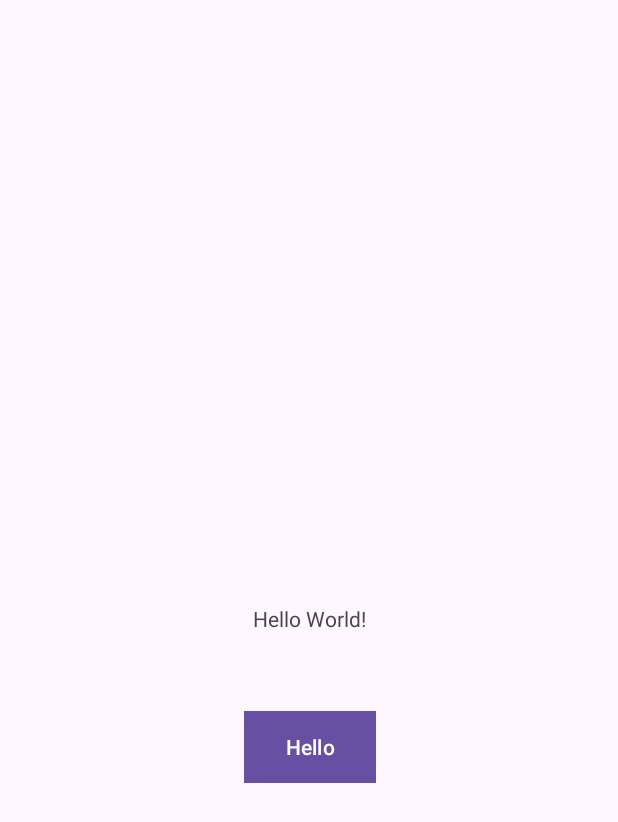
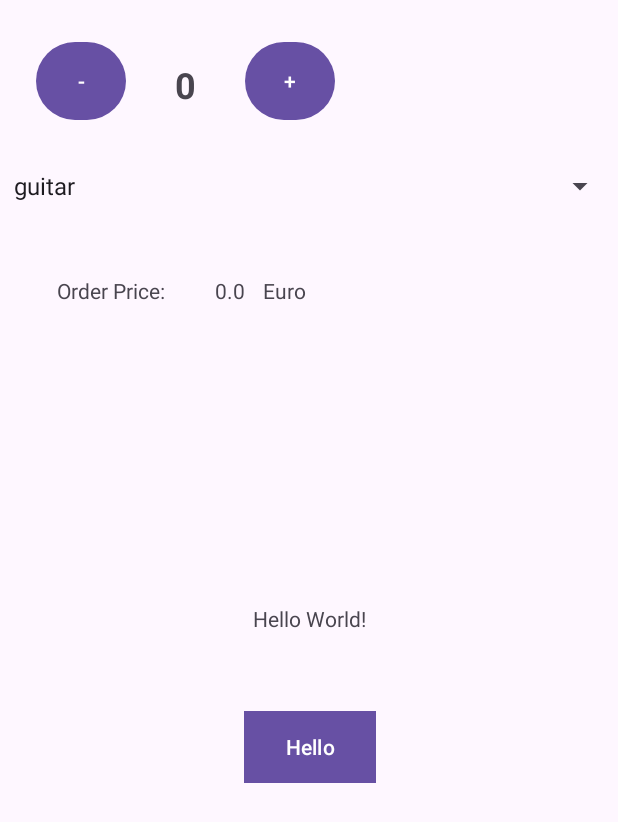
Before and after one commit to Evgenij-Pavlenko/Course, an Android app: the screen it shows after launch (MainActivity), on a phone screen of 412 x 824 dp. Shown: the top 822 px of the screen. Run offline under Robolectric (Android 15) with nearby library versions, the light colour scheme and no system bars.

Commit message:
add Spinner and Order Price

```diff
--- a/Android/MyApp/app/src/main/java/com/jevgenij/myapp/MainActivity.java
+++ b/Android/MyApp/app/src/main/java/com/jevgenij/myapp/MainActivity.java
@@ -6,26 +6,105 @@ import androidx.core.content.ContextCompat;
 import android.graphics.Color;
 import android.os.Bundle;
 import android.view.View;
+import android.widget.AdapterView;
+import android.widget.ArrayAdapter;
+import android.widget.Spinner;
 import android.widget.TextView;
 
-public class MainActivity extends AppCompatActivity {
+import java.util.ArrayList;
+import java.util.HashMap;
+
+public class MainActivity extends AppCompatActivity implements AdapterView.OnItemSelectedListener {
+
+    TextView count;
+    TextView priceTextView;
+    int quantity;
+    String text = "Hello Java!";
+
+    Spinner spiner;
+    ArrayList spinnerArrayList;
+    ArrayAdapter spinerAdapter;
+
+    HashMap goodsMap;
+
+    String goodsName;
+    double price;
 
     @Override
     protected void onCreate(Bundle savedInstanceState) {
         super.onCreate(savedInstanceState);
         setContentView(R.layout.activity_main);
+        spiner = findViewById(R.id.spinner);
+        spiner.setOnItemSelectedListener(this);
+        count = findViewById(R.id.tv_count);
+        priceTextView = findViewById(R.id.price);
+
+        spinnerArrayList = new ArrayList<String>();
+
+        spinnerArrayList.add("guitar");
+        spinnerArrayList.add("drums");
+        spinnerArrayList.add("keyboard");
+
+        //first Variante
+        spinerAdapter = new ArrayAdapter(this, android.R.layout.simple_spinner_item, spinnerArrayList);
+
+        //Second Variante
+//        spinerAdapter = ArrayAdapter.createFromResource(
+//                this,
+//                R.array.planets_array,
+//                android.R.layout.simple_spinner_item
+//        );
+
+        spinerAdapter.setDropDownViewResource(android.R.layout.simple_spinner_dropdown_item);
+        spiner.setAdapter(spinerAdapter);
+        goodsMap = new HashMap<String, Double>();
+        goodsMap.put("guitar", 500.00);
+        goodsMap.put("drums", 1500.00);
+        goodsMap.put("keyboard", 1000.00);
+
+
     }
-    String text = "Hello Java!";
+
     public void setHelloJavaText(View view) {
         TextView textView = findViewById(R.id.tv_hello);
-        if (textView.getText().toString().contains("World")){
+        if (textView.getText().toString().contains("World")) {
             textView.setText(text);
             textView.setBackgroundColor(Color.CYAN);
             textView.setTextSize(24);
         } else {
             textView.setText("Hello World!");
-            textView.setBackgroundColor(ContextCompat.getColor(this,R.color.white));
+            textView.setBackgroundColor(ContextCompat.getColor(this, R.color.white));
             textView.setTextSize(12);
         }
     }
+
+    public void addCount(View view) {
+        quantity = Integer.parseInt(String.valueOf(count.getText()));
+        quantity++;
+        count.setText("" + quantity);
+        priceTextView.setText("" + price*quantity );
+    }
+
+    public void minusCount(View view) {
+        quantity = Integer.parseInt(String.valueOf(count.getText()));
+        if (quantity > 0) {
+            quantity--;
+            count.setText("" + quantity);
+        }
+        priceTextView.setText("" + price*quantity );
+
+    }
+
+    @Override
+    public void onItemSelected(AdapterView<?> adapterView, View view, int i, long l) {
+        goodsName = spiner.getSelectedItem().toString();
+        price = (double) goodsMap.get(goodsName);
+
+        priceTextView.setText("" + price*quantity );
+    }
+
+    @Override
+    public void onNothingSelected(AdapterView<?> adapterView) {
+
+    }
 }
--- /dev/null
+++ b/Android/MyApp/app/src/main/res/drawable/baseline_home_mini_24.xml
@@ -0,0 +1,5 @@
+<vector android:height="24dp" android:tint="#000000"
+    android:viewportHeight="24" android:viewportWidth="24"
+    android:width="24dp" xmlns:android="http://schemas.android.com/apk/res/android">
+    <path android:fillColor="@android:color/white" android:pathData="M12,5C4.19,5 2,9.48 2,12c0,3.86 3.13,7 6.99,7h6.02c2.69,0 6.99,-2.08 6.99,-7C22,12 22,5 12,5zM12,7c7.64,0 7.99,4.51 8,5H4C4,11.8 4.09,7 12,7zM14.86,17H9.14c-2.1,0 -3.92,-1.24 -4.71,-3h15.15C18.78,15.76 16.96,17 14.86,17z"/>
+</vector>
--- a/Android/MyApp/app/src/main/res/layout/activity_main.xml
+++ b/Android/MyApp/app/src/main/res/layout/activity_main.xml
@@ -28,4 +28,87 @@
         app:layout_constraintStart_toStartOf="@+id/tv_hello"
         app:layout_constraintTop_toBottomOf="@+id/tv_hello" />
 
+    <Button
+        android:id="@+id/btn_minus"
+        android:layout_width="60dp"
+        android:layout_height="60dp"
+        android:layout_marginStart="24dp"
+        android:layout_marginTop="24dp"
+        android:text="-"
+        android:onClick="minusCount"
+        app:layout_constraintStart_toStartOf="parent"
+        app:layout_constraintTop_toTopOf="parent" />
+
+    <Button
+        android:id="@+id/btn_plus"
+        android:layout_width="60dp"
+        android:layout_height="60dp"
+        android:layout_marginTop="24dp"
+
+        android:onClick="addCount"
+
+        android:text="+"
+        app:layout_constraintEnd_toEndOf="parent"
+        app:layout_constraintHorizontal_bias="0.297"
+        app:layout_constraintStart_toEndOf="@+id/btn_minus"
+        app:layout_constraintTop_toTopOf="parent" />
+
+    <TextView
+        android:id="@+id/tv_count"
+        android:layout_width="wrap_content"
+        android:layout_height="wrap_content"
+        android:layout_marginTop="40dp"
+        android:text="0"
+        android:textAlignment="center"
+        android:textSize="24sp"
+        android:textStyle="bold"
+        app:layout_constraintEnd_toStartOf="@+id/btn_plus"
+        app:layout_constraintStart_toEndOf="@+id/btn_minus"
+        app:layout_constraintTop_toTopOf="parent" />
+
+    <Spinner
+        android:id="@+id/spinner"
+        android:layout_width="409dp"
+        android:layout_height="wrap_content"
+        android:layout_marginTop="28dp"
+        app:layout_constraintEnd_toEndOf="parent"
+        app:layout_constraintStart_toStartOf="parent"
+        app:layout_constraintTop_toBottomOf="@+id/btn_plus" />
+
+    <TextView
+        android:id="@+id/orderPrice"
+        android:layout_width="wrap_content"
+        android:layout_height="wrap_content"
+        android:layout_marginStart="24dp"
+        android:layout_marginTop="48dp"
+        android:text="Order Price:"
+        app:layout_constraintEnd_toEndOf="parent"
+        app:layout_constraintHorizontal_bias="0.045"
+        app:layout_constraintStart_toStartOf="parent"
+        app:layout_constraintTop_toBottomOf="@+id/spinner" />
+
+    <TextView
+        android:id="@+id/price"
+        android:layout_width="wrap_content"
+        android:layout_height="wrap_content"
+        android:layout_marginStart="12dp"
+        android:layout_marginTop="48dp"
+        android:text="0"
+        app:layout_constraintEnd_toEndOf="parent"
+        app:layout_constraintHorizontal_bias="0.078"
+        app:layout_constraintStart_toEndOf="@+id/orderPrice"
+        app:layout_constraintTop_toBottomOf="@+id/spinner" />
+
+    <TextView
+        android:id="@+id/euro"
+        android:layout_width="wrap_content"
+        android:layout_height="wrap_content"
+        android:layout_marginStart="12dp"
+        android:layout_marginTop="48dp"
+        android:text="Euro"
+        app:layout_constraintEnd_toEndOf="parent"
+        app:layout_constraintHorizontal_bias="0.0"
+        app:layout_constraintStart_toEndOf="@+id/price"
+        app:layout_constraintTop_toBottomOf="@+id/spinner" />
+
 </androidx.constraintlayout.widget.ConstraintLayout>
--- a/Android/MyApp/app/src/main/res/values/strings.xml
+++ b/Android/MyApp/app/src/main/res/values/strings.xml
@@ -1,3 +1,13 @@
 <resources>
     <string name="app_name">MyApp</string>
+    <string-array name="planets_array">
+        <item>Mercury</item>
+        <item>Venus</item>
+        <item>Earth</item>
+        <item>Mars</item>
+        <item>Jupiter</item>
+        <item>Saturn</item>
+        <item>Uranus</item>
+        <item>Neptune</item>
+    </string-array>
 </resources>
```
